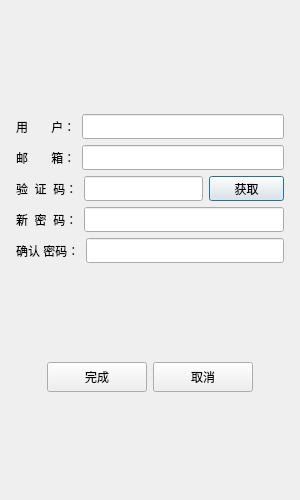
Above: Clients/GuChat/resetdialog.ui from Lenis0/GuChat before the change. Below: the same form after it.
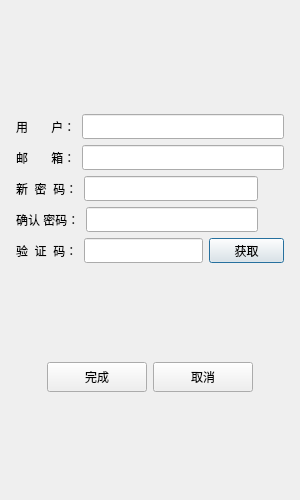
That is the form after the change. Custom widgets are drawn as their Qt base class.

What changed in the file:
```diff
--- a/Clients/GuChat/resetdialog.ui
+++ b/Clients/GuChat/resetdialog.ui
@@ -153,64 +153,6 @@
        </item>
       </layout>
      </item>
-     <item>
-      <layout class="QHBoxLayout" name="horizontalLayout_3">
-       <item>
-        <widget class="QLabel" name="verifycode_label">
-         <property name="minimumSize">
-          <size>
-           <width>0</width>
-           <height>25</height>
-          </size>
-         </property>
-         <property name="maximumSize">
-          <size>
-           <width>16777215</width>
-           <height>25</height>
-          </size>
-         </property>
-         <property name="text">
-          <string>验  证  码：</string>
-         </property>
-        </widget>
-       </item>
-       <item>
-        <widget class="QLineEdit" name="verifycode_edit">
-         <property name="minimumSize">
-          <size>
-           <width>0</width>
-           <height>25</height>
-          </size>
-         </property>
-         <property name="maximumSize">
-          <size>
-           <width>16777215</width>
-           <height>25</height>
-          </size>
-         </property>
-        </widget>
-       </item>
-       <item>
-        <widget class="TimerBtn" name="verifycode_btn">
-         <property name="minimumSize">
-          <size>
-           <width>75</width>
-           <height>25</height>
-          </size>
-         </property>
-         <property name="maximumSize">
-          <size>
-           <width>75</width>
-           <height>25</height>
-          </size>
-         </property>
-         <property name="text">
-          <string>获取</string>
-         </property>
-        </widget>
-       </item>
-      </layout>
-     </item>
      <item>
       <layout class="QHBoxLayout" name="horizontalLayout_4">
        <item>
@@ -246,6 +188,28 @@
            <height>25</height>
           </size>
          </property>
+         <property name="echoMode">
+          <enum>QLineEdit::Password</enum>
+         </property>
+        </widget>
+       </item>
+       <item>
+        <widget class="ClickableLabel" name="newpasswd_visible">
+         <property name="minimumSize">
+          <size>
+           <width>20</width>
+           <height>20</height>
+          </size>
+         </property>
+         <property name="maximumSize">
+          <size>
+           <width>20</width>
+           <height>20</height>
+          </size>
+         </property>
+         <property name="text">
+          <string/>
+         </property>
         </widget>
        </item>
       </layout>
@@ -285,12 +249,92 @@
            <height>25</height>
           </size>
          </property>
+         <property name="echoMode">
+          <enum>QLineEdit::Password</enum>
+         </property>
         </widget>
        </item>
+       <item>
+        <widget class="ClickableLabel" name="repasswd_visible">
+         <property name="minimumSize">
+          <size>
+           <width>20</width>
+           <height>20</height>
+          </size>
+         </property>
+         <property name="maximumSize">
+          <size>
+           <width>20</width>
+           <height>20</height>
+          </size>
+         </property>
+         <property name="text">
+          <string/>
+         </property>
+        </widget>
+       </item>
       </layout>
      </item>
      <item>
-      <spacer name="verticalSpacer_2">
+      <layout class="QHBoxLayout" name="horizontalLayout_3">
+       <item>
+        <widget class="QLabel" name="verifycode_label">
+         <property name="minimumSize">
+          <size>
+           <width>0</width>
+           <height>25</height>
+          </size>
+         </property>
+         <property name="maximumSize">
+          <size>
+           <width>16777215</width>
+           <height>25</height>
+          </size>
+         </property>
+         <property name="text">
+          <string>验  证  码：</string>
+         </property>
+        </widget>
+       </item>
+       <item>
+        <widget class="QLineEdit" name="verifycode_edit">
+         <property name="minimumSize">
+          <size>
+           <width>0</width>
+           <height>25</height>
+          </size>
+         </property>
+         <property name="maximumSize">
+          <size>
+           <width>16777215</width>
+           <height>25</height>
+          </size>
+         </property>
+        </widget>
+       </item>
+       <item>
+        <widget class="TimerBtn" name="verifycode_btn">
+         <property name="minimumSize">
+          <size>
+           <width>75</width>
+           <height>25</height>
+          </size>
+         </property>
+         <property name="maximumSize">
+          <size>
+           <width>75</width>
+           <height>25</height>
+          </size>
+         </property>
+         <property name="text">
+          <string>获取</string>
+         </property>
+        </widget>
+       </item>
+      </layout>
+     </item>
+     <item>
+      <spacer name="verticalSpacer">
        <property name="orientation">
         <enum>Qt::Vertical</enum>
        </property>
@@ -371,7 +415,7 @@
       </layout>
      </item>
      <item>
-      <spacer name="verticalSpacer_3">
+      <spacer name="verticalSpacer_2">
        <property name="orientation">
         <enum>Qt::Vertical</enum>
        </property>
@@ -388,6 +432,11 @@
   </layout>
  </widget>
  <customwidgets>
+  <customwidget>
+   <class>ClickableLabel</class>
+   <extends>QLabel</extends>
+   <header>clickablelabel.h</header>
+  </customwidget>
   <customwidget>
    <class>TimerBtn</class>
    <extends>QPushButton</extends>
```
Left out of the diff: 2 changed lines with no effect on the pictures.
